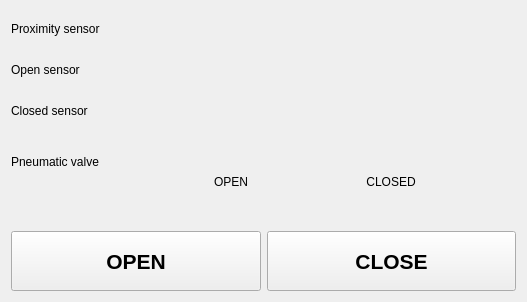
The window that GUI/forms/ToolChanger.ui (piotrpodlaski/rimokun) describes before a commit, drawn with Qt 5.
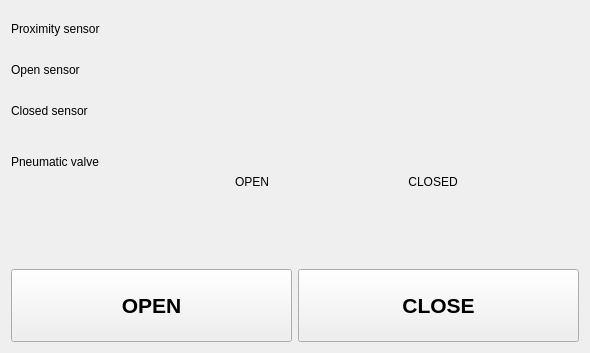
The same window after the commit. Custom widgets are drawn as their Qt base class.

```diff
--- a/GUI/forms/ToolChanger.ui
+++ b/GUI/forms/ToolChanger.ui
@@ -6,8 +6,8 @@
    <rect>
     <x>0</x>
     <y>0</y>
-    <width>527</width>
-    <height>302</height>
+    <width>590</width>
+    <height>353</height>
    </rect>
   </property>
   <property name="windowTitle">
```
